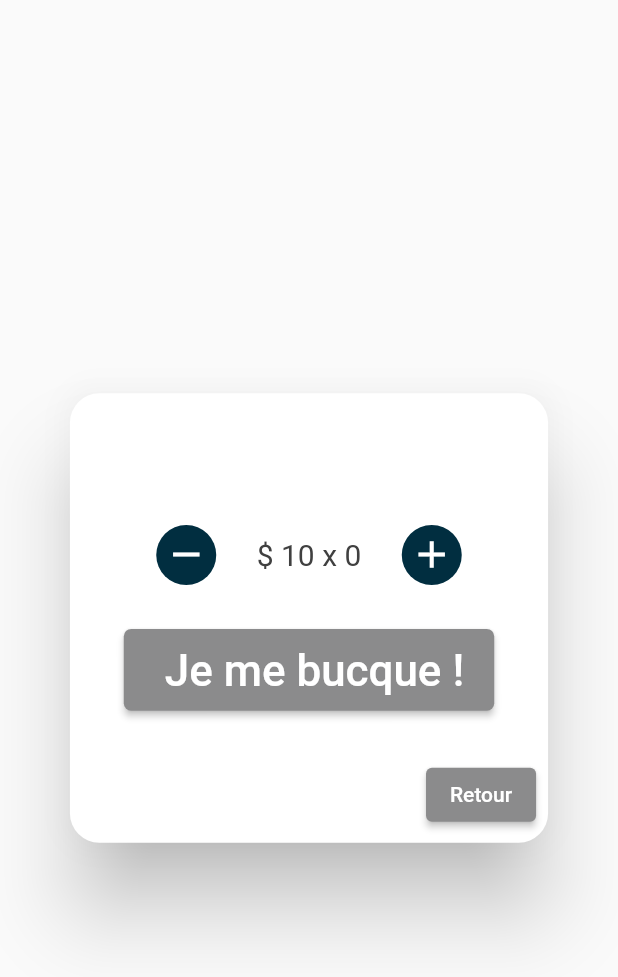
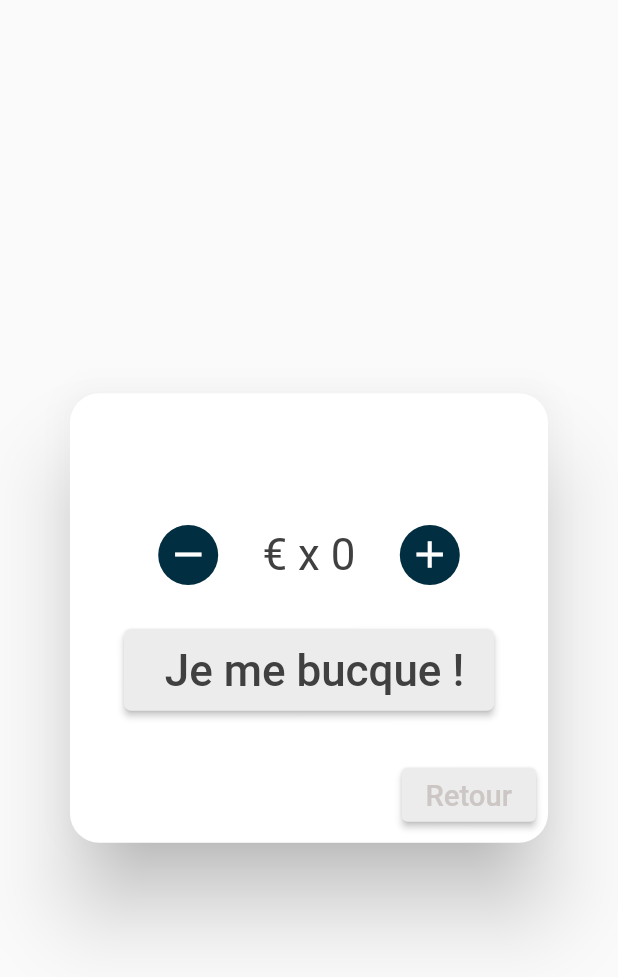
Before and after one commit to JosueGauthier/borgia_flutter_app, a Flutter app: the MyDialog widget shown alone on an empty page, opened directly with empty values, on a phone screen of 412 x 824 dp. Shown: the top 977 px of the screen. Run offline on Flutter 3.47's test engine with Material 2 defaults, Android fonts, the phone set to English and light mode, and no system bars; our stand-ins replace cached_network_image, dots_indicator, get, persistent_bottom_nav_bar, shared_preferences; accounts and stored records are empty; network calls fail.

Commit message:
Change colors

```diff
--- a/lib/pages/shop/product_list_from_category_page.dart
+++ b/lib/pages/shop/product_list_from_category_page.dart
@@ -28,8 +28,6 @@
 
   On affiche
 
-
-
   */
 
 class ProductListFromCategoryPage extends StatefulWidget {
@@ -58,10 +56,15 @@
         children: [
           //! header Text  + cart
           Container(
-            height: Dimensions.height100 * 1,
-            width: double.maxFinite,
-            padding: EdgeInsets.only(top: Dimensions.height20, bottom: Dimensions.height10),
-            color: AppColors.mainColor,
+            height: Dimensions.height45 * 2.5,
+            decoration: BoxDecoration(
+                color: AppColors.mainColor,
+                borderRadius: BorderRadius.only(
+                  bottomLeft: Radius.circular(Dimensions.height20),
+                  bottomRight: Radius.circular(Dimensions.height20),
+                )),
+            margin: EdgeInsets.only(bottom: Dimensions.height15),
+            padding: EdgeInsets.only(bottom: Dimensions.height15, top: Dimensions.height30, left: Dimensions.width20, right: Dimensions.width20),
             child: Row(
               mainAxisAlignment: MainAxisAlignment.spaceAround,
               children: [
@@ -157,7 +160,7 @@
                                                   onTap: () {},
                                                   child: ElevatedButton(
                                                       child: SmallText(
-                                                        text: "Buque moi !",
+                                                        text: "Bucque moi !",
                                                         size: Dimensions.height20,
                                                         color: pressed ? AppColors.secondColor : Colors.white,
                                                       ),
@@ -165,11 +168,18 @@
                                                         setState(() {
                                                           pressed = !pressed;
                                                         });
+
                                                         showDialog(
                                                             context: context,
                                                             builder: (_) {
                                                               return MyDialog(productModel: productModel, productListController: productListController);
                                                             });
+
+                                                        Timer(
+                                                            const Duration(seconds: 3),
+                                                            (() => setState(() {
+                                                                  pressed = !pressed;
+                                                                })));
 
                                                         //Get.offNamed(RouteHelper.getInitial());
                                                       },
@@ -183,7 +193,7 @@
                                                             top: Dimensions.height10,
                                                             bottom: Dimensions.height10)),
                                                         backgroundColor: pressed
-                                                            ? MaterialStateProperty.all<Color>(AppColors.greyColor)
+                                                            ? MaterialStateProperty.all<Color>(AppColors.whiteGreyColor)
                                                             : MaterialStateProperty.all<Color>(AppColors.secondColor),
                                                       )),
                                                 )
@@ -275,9 +285,9 @@
                   ),
                 ),
                 BigText(
-                  text: "\$ 10 x " + widget.productListController.inCartItem.toString(),
+                  text: widget.productModel.manualPrice! + "\€" + " x " + widget.productListController.inCartItem.toString(),
                   color: AppColors.darkGreyColor,
-                  size: 20,
+                  size: Dimensions.height30,
                 ),
                 GestureDetector(
                   onTap: () {
@@ -302,7 +312,7 @@
               child: SmallText(
                 text: " Je me bucque !",
                 size: Dimensions.height30,
-                color: Colors.white,
+                color: AppColors.darkGreyColor,
               ),
               onPressed: () {
                 setState(() {
@@ -334,17 +344,20 @@
                 padding: MaterialStateProperty.all(
                     EdgeInsets.only(left: Dimensions.width20, right: Dimensions.width20, top: Dimensions.height10, bottom: Dimensions.height10)),
                 backgroundColor:
-                    txtbuttonpressed ? MaterialStateProperty.all<Color>(AppColors.greyColor) : MaterialStateProperty.all<Color>(AppColors.mainColor),
+                    txtbuttonpressed ? MaterialStateProperty.all<Color>(AppColors.whiteGreyColor) : MaterialStateProperty.all<Color>(AppColors.mainColor),
               )),
         ],
       ),
       actions: <Widget>[
         ElevatedButton(
-          style: ButtonStyle(backgroundColor: MaterialStateProperty.all<Color>(AppColors.greyColor)),
+          style: ButtonStyle(backgroundColor: MaterialStateProperty.all<Color>(AppColors.whiteGreyColor)),
           onPressed: () {
             Navigator.of(context).pop();
           },
-          child: const Text('Retour'),
+          child: SmallText(
+            text: 'Retour',
+            size: Dimensions.height20,
+          ),
         ),
       ],
     );
```
